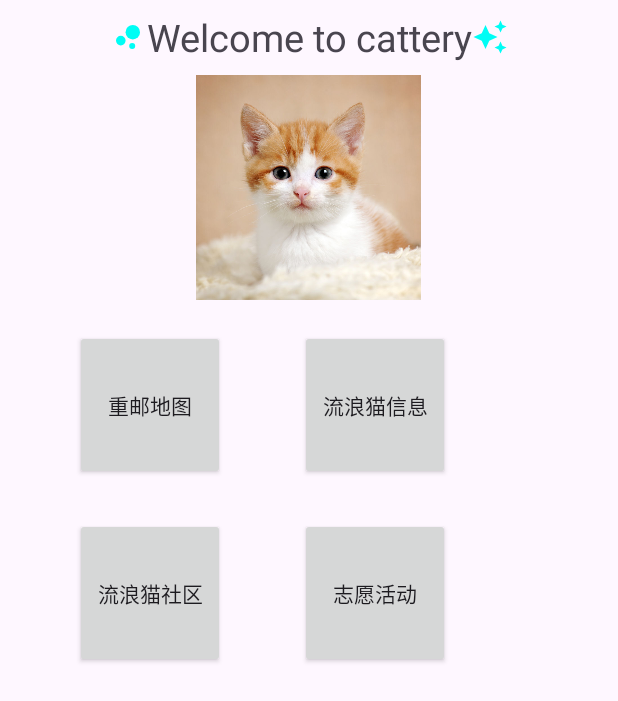
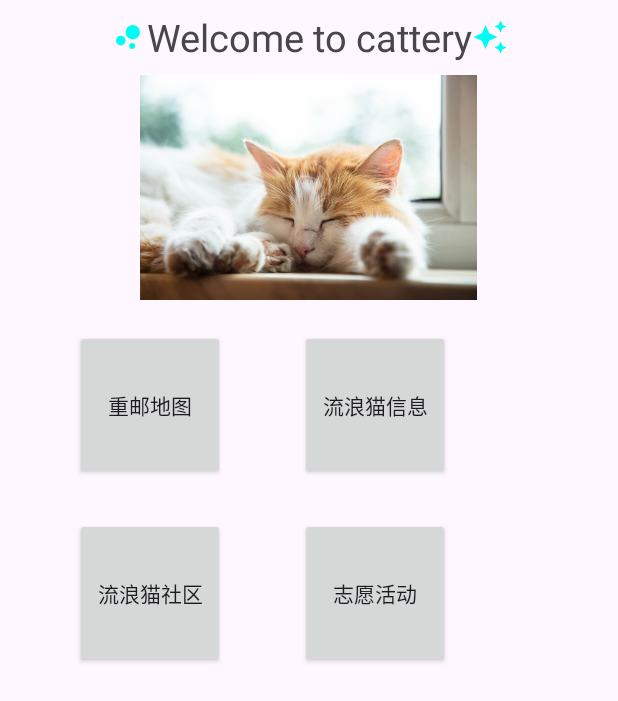
Before and after one commit to sanhuzhen/cat_cqupt, an Android app: the screen it shows after launch (MainActivity), on a phone screen of 412 x 824 dp. Shown: the top 701 px of the screen. Run offline under Robolectric (Android 15) with nearby library versions, the light colour scheme and no system bars.

```diff
--- a/app/src/main/java/com/example/cat_cqupt/MainActivity.kt
+++ b/app/src/main/java/com/example/cat_cqupt/MainActivity.kt
@@ -7,7 +7,7 @@
 import kotlin.math.abs
 
 class MainActivity : AppCompatActivity() {
-    private val imageList = listOf<Int>(R.drawable.img_3,R.drawable.img_2,R.drawable.img_1)
+    private val imageList = listOf<Int>(R.drawable.img_2,R.drawable.img_3,R.drawable.img_1)
     override fun onCreate(savedInstanceState: Bundle?) {
         super.onCreate(savedInstanceState)
         setContentView(R.layout.activity_main)
```
